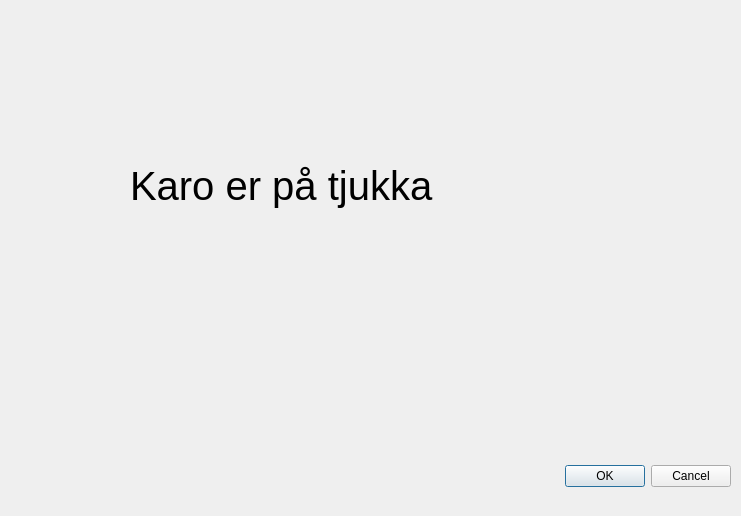
The window that dynadjustplugin/dynadjustplugin_dialog_base.ui (kartverket/DynAdjust-QGIS-plugin) describes before a commit, drawn with Qt 5.
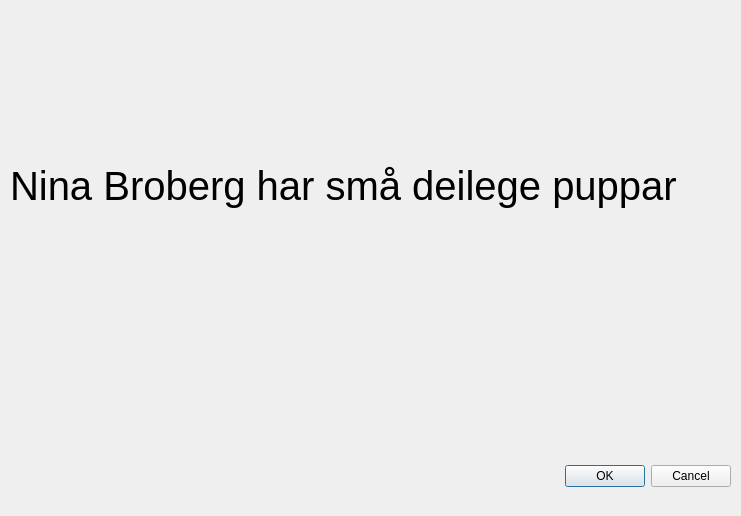
The same window after the commit.

Patch:
```diff
--- a/dynadjustplugin/dynadjustplugin_dialog_base.ui
+++ b/dynadjustplugin/dynadjustplugin_dialog_base.ui
@@ -32,9 +32,9 @@
   <widget class="QLabel" name="label">
    <property name="geometry">
     <rect>
-     <x>130</x>
+     <x>10</x>
      <y>120</y>
-     <width>361</width>
+     <width>691</width>
      <height>131</height>
     </rect>
    </property>
@@ -44,7 +44,7 @@
     </font>
    </property>
    <property name="text">
-    <string>Karo er på tjukka</string>
+    <string>Nina Broberg har små deilege puppar</string>
    </property>
   </widget>
  </widget>
```
